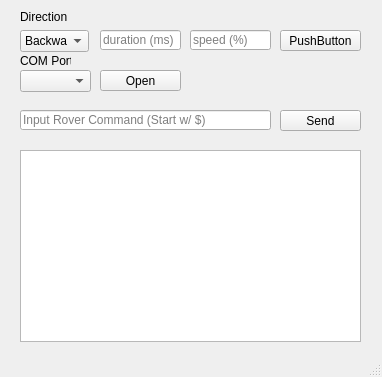
The window that pythonProjects/gui.ui (DesignHarmony2280/WindRunner) describes before a commit, drawn with Qt 5.
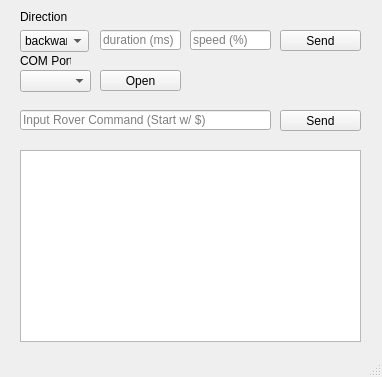
The same window after the commit.

Commit message: GUI functionality for use of drive command inputs integrated, as well as fixes to Serial Port opening procedures.

```diff
--- a/pythonProjects/gui.ui
+++ b/pythonProjects/gui.ui
@@ -84,7 +84,7 @@
      </rect>
     </property>
     <property name="text">
-     <string>PushButton</string>
+     <string>Send</string>
     </property>
    </widget>
    <widget class="QComboBox" name="comboBox">
@@ -98,7 +98,7 @@
     </property>
     <item>
      <property name="text">
-      <string>Backwards</string>
+      <string>backward</string>
      </property>
     </item>
     <item>
```
Left out of the diff: 12 changed lines with no effect on the pictures. The commit also changes 5 other files.
